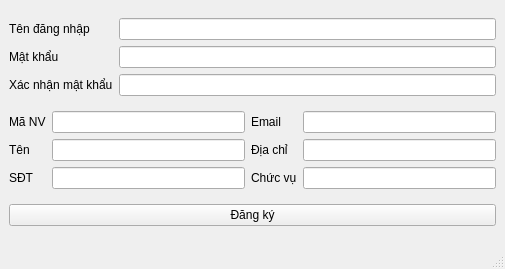
loimaxto/DoAnPython, file view/login/dangky.ui: the form before one commit.
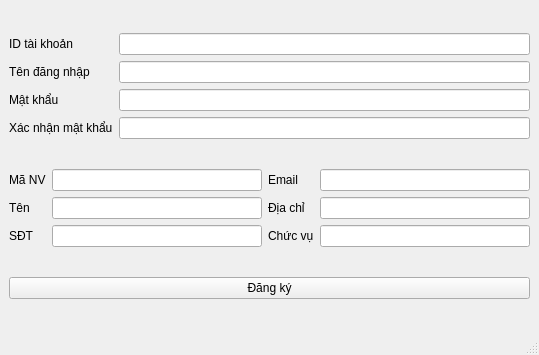
The form after the commit.

The edit to the form file:
```diff
--- a/view/login/dangky.ui
+++ b/view/login/dangky.ui
@@ -6,8 +6,8 @@
    <rect>
     <x>0</x>
     <y>0</y>
-    <width>505</width>
-    <height>269</height>
+    <width>539</width>
+    <height>355</height>
    </rect>
   </property>
   <property name="windowTitle">
@@ -17,36 +17,46 @@
    <layout class="QGridLayout" name="gridLayout_3">
     <item row="0" column="0">
      <layout class="QGridLayout" name="gridLayout">
-      <item row="0" column="0">
+      <item row="1" column="0">
        <widget class="QLabel" name="label_6">
         <property name="text">
          <string>Tên đăng nhập</string>
         </property>
        </widget>
       </item>
-      <item row="0" column="1">
-       <widget class="QLineEdit" name="username"/>
-      </item>
-      <item row="1" column="0">
-       <widget class="QLabel" name="label_8">
-        <property name="text">
-         <string>Mật khẩu</string>
-        </property>
-       </widget>
-      </item>
-      <item row="1" column="1">
+      <item row="2" column="1">
        <widget class="QLineEdit" name="password"/>
       </item>
-      <item row="2" column="0">
+      <item row="3" column="0">
        <widget class="QLabel" name="label_9">
         <property name="text">
          <string>Xác nhận mật khẩu</string>
         </property>
        </widget>
       </item>
-      <item row="2" column="1">
+      <item row="1" column="1">
+       <widget class="QLineEdit" name="username"/>
+      </item>
+      <item row="3" column="1">
        <widget class="QLineEdit" name="password2"/>
       </item>
+      <item row="2" column="0">
+       <widget class="QLabel" name="label_8">
+        <property name="text">
+         <string>Mật khẩu</string>
+        </property>
+       </widget>
+      </item>
+      <item row="0" column="0">
+       <widget class="QLabel" name="label_10">
+        <property name="text">
+         <string>ID tài khoản</string>
+        </property>
+       </widget>
+      </item>
+      <item row="0" column="1">
+       <widget class="QLineEdit" name="id"/>
+      </item>
      </layout>
     </item>
     <item row="1" column="0">
```
Left out of the diff: 2 changed lines with no effect on the pictures.
